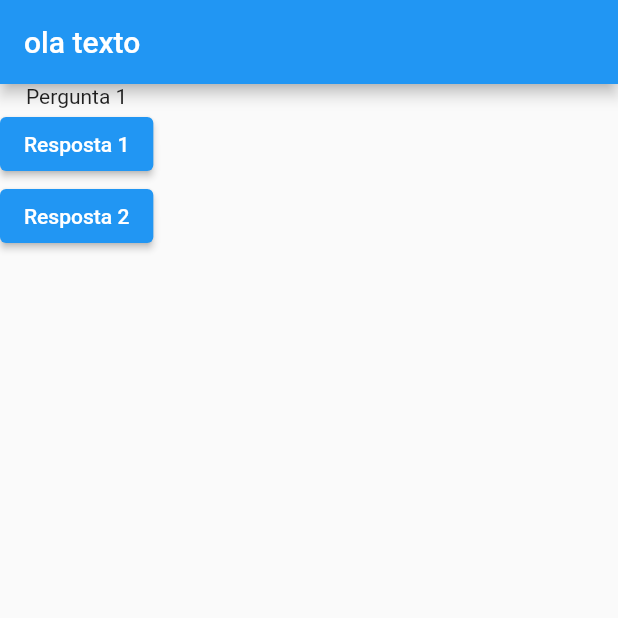
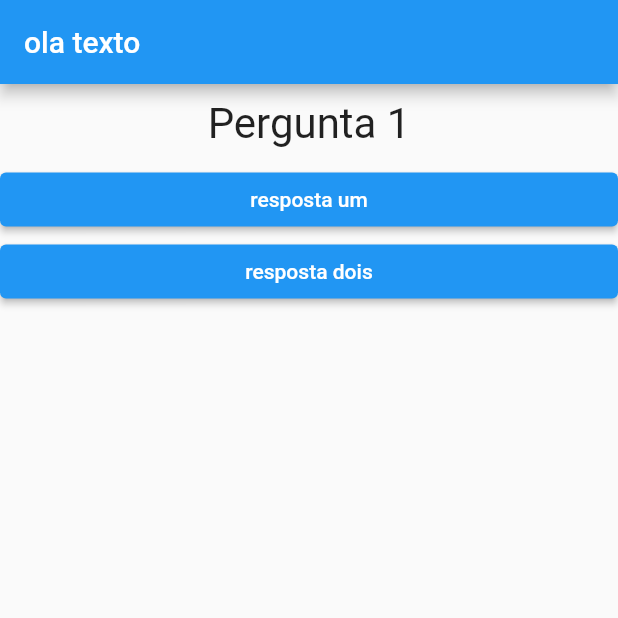
Before and after one commit to GustavoMen/QuizApp_Flutter, a Flutter app: the screen it shows after launch, on a phone screen of 412 x 824 dp, the top half of it. Run offline on Flutter 3.47's test engine with Material 2 defaults, Android fonts, the phone set to English and light mode, and no system bars.

Commit message:
New Component

```diff
--- /dev/null
+++ b/lib/answer.dart
@@ -0,0 +1,23 @@
+import 'package:flutter/material.dart';
+
+class Answer extends StatelessWidget {
+  const Answer(this.text, this.onReply, {super.key});
+
+  final String? text;
+  final void Function() onReply;
+
+  @override
+  Widget build(BuildContext context) {
+    return Container(
+      width: double.infinity,
+      child: ElevatedButton(
+        child: Text(text!),
+        onPressed: onReply,
+        style: ElevatedButton.styleFrom(
+          backgroundColor: Colors.blue,
+          foregroundColor: Colors.white,
+        ),
+      ),
+    );
+  }
+}
--- a/lib/main.dart
+++ b/lib/main.dart
@@ -1,17 +1,16 @@
 import 'package:flutter/material.dart';
+import './question.dart';
+import './answer.dart';
 
 void main() => runApp(QuizApp());
 
-class QuestionAppState extends State<QuizApp> {
-  int selectedQuestion = 0;
+class _QuestionAppState extends State<QuizApp> {
+  int _selectedQuestion = 0;
 
-  void reply() {
+  void _reply() {
     setState(() {
-      selectedQuestion++;
+      _selectedQuestion++;
     });
-
-    print('Pergunta Respondida');
-    print(selectedQuestion);
   }
 
   final List<String> questions = ['Pergunta 1', 'Pergunta Dois'];
@@ -27,24 +26,9 @@ class QuestionAppState extends State<QuizApp> {
           ),
           body: Column(
             children: <Widget>[
-              Text(questions[selectedQuestion]),
-              ElevatedButton(
-                child: const Text('Resposta 1'),
-                onPressed: reply,
-                style: ElevatedButton.styleFrom(
-                  backgroundColor:
-                      selectedQuestion == 0 ? Colors.blue : Colors.green,
-                  foregroundColor: Colors.white,
-                ),
-              ),
-              ElevatedButton(
-                child: const Text('Resposta 2'),
-                onPressed: reply,
-                style: ElevatedButton.styleFrom(
-                  backgroundColor: Colors.blue,
-                  foregroundColor: Colors.white,
-                ),
-              )
+              Question(questions[_selectedQuestion]),
+              Answer('resposta um', _reply),
+              Answer('resposta dois', _reply)
             ],
           )),
     );
@@ -52,7 +36,7 @@ class QuestionAppState extends State<QuizApp> {
 }
 
 class QuizApp extends StatefulWidget {
-  QuestionAppState createState() {
-    return QuestionAppState();
+  _QuestionAppState createState() {
+    return _QuestionAppState();
   }
 }
--- /dev/null
+++ b/lib/question.dart
@@ -0,0 +1,20 @@
+import 'package:flutter/material.dart';
+
+class Question extends StatelessWidget {
+  const Question(this.text, {super.key});
+
+  final String? text;
+
+  @override
+  Widget build(BuildContext context) {
+    return Container(
+      width: double.infinity,
+      margin: EdgeInsets.all(10),
+      child: Text(
+        text!,
+        style: TextStyle(fontSize: 28),
+        textAlign: TextAlign.center,
+      ),
+    );
+  }
+}
```
